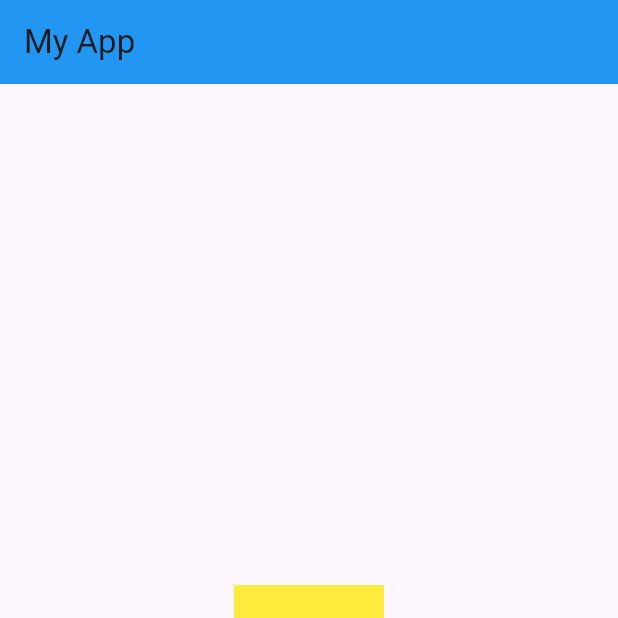
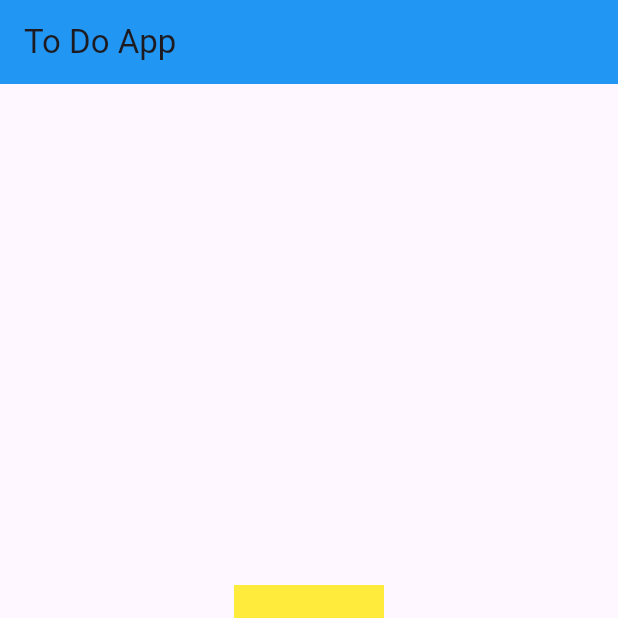
Before and after one commit to pranjal-garg/ToDoApp, a Flutter app: the screen it shows after launch, on a phone screen of 412 x 824 dp, the top half of it. Run offline on Flutter 3.47's test engine with Material 3 defaults, Android fonts, the phone set to English and light mode, and no system bars.

Commit message:
New commit

```diff
--- a/lib/main.dart
+++ b/lib/main.dart
@@ -41,7 +41,7 @@ class _MyHomePageState extends State<MyHomePage> {
       appBar: AppBar(
         backgroundColor: Colors.blue,
 
-        title: Text('My App'),
+        title: Text('To Do App'),
       ),
       body: Center(
         child: Container(
```
